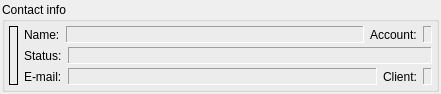
Qt form Vacuum/trunk/src/plugins/Messenger/infowidget.ui (vacuum-im/vacuum-im) before a commit.
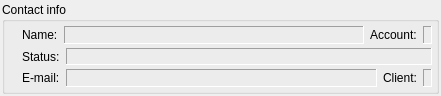
The same form after that commit.

Commit message: Добавлено отображение аватара в окне сообщения и чата.

```diff
--- a/Vacuum/trunk/src/plugins/Messenger/infowidget.ui
+++ b/Vacuum/trunk/src/plugins/Messenger/infowidget.ui
@@ -6,7 +6,7 @@
     <x>0</x>
     <y>0</y>
     <width>441</width>
-    <height>94</height>
+    <height>96</height>
    </rect>
   </property>
   <property name="windowTitle" >
@@ -45,9 +45,6 @@
       </property>
       <item>
        <widget class="QLabel" name="lblAvatar" >
-        <property name="frameShape" >
-         <enum>QFrame::Box</enum>
-        </property>
         <property name="text" >
          <string/>
         </property>
```
Left out of the diff: 90 changed lines with no effect on the pictures. The commit also changes 3 other files.
